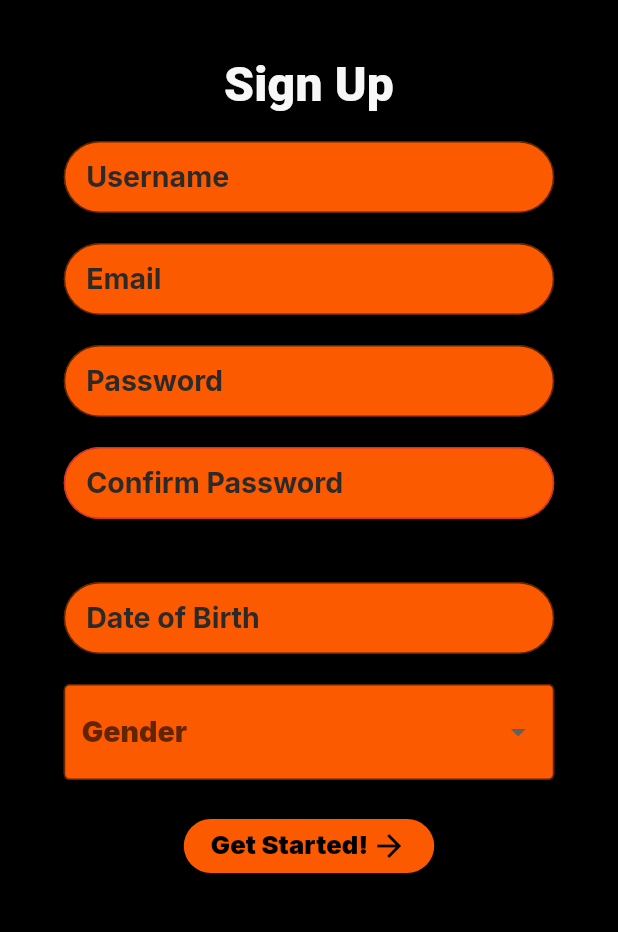
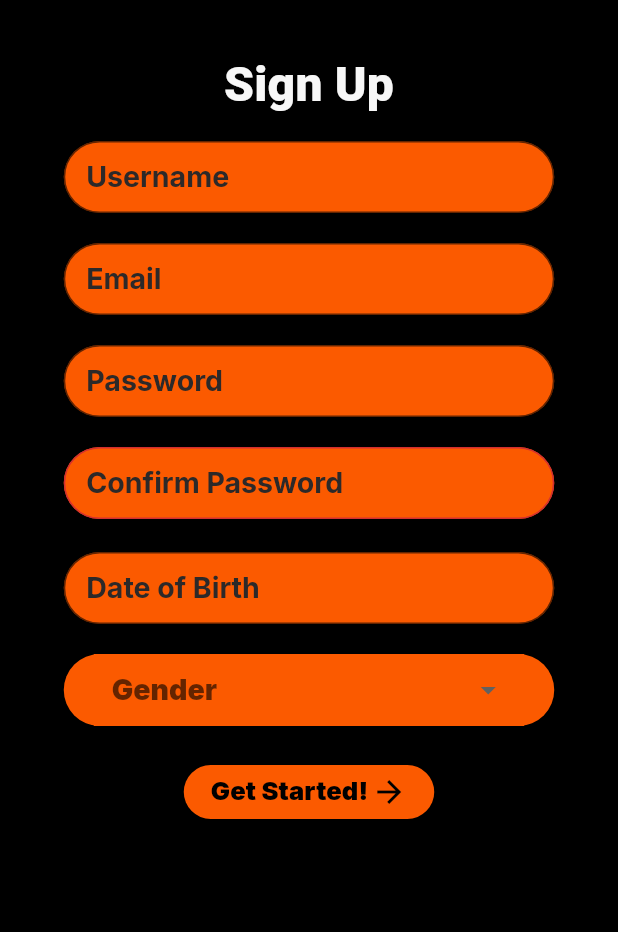
Before and after one commit to alex1on/ntua_hci_moosik, a Flutter app: the screen it shows after launch, after a tap on "SIGN UP", on a phone screen of 412 x 824 dp, the part 255-1187 px from its top. Run offline on Flutter 3.47's test engine with Material 2 defaults, Android fonts, the phone set to English and light mode, and no system bars; our stand-ins replace google_fonts, just_audio, sqflite; missing offline and left inert: wear; accounts and stored records are empty; Roboto replaces fonts that are missing (Vibur).

Commit message:
Round Gender Button
Round the gender button, fix the distances in the Sign_Up Page, fix a simple overflow exception in the Landing Page

```diff
--- a/lib/Landing_Page.dart
+++ b/lib/Landing_Page.dart
@@ -138,9 +138,9 @@ class _LandingPageState extends State<LandingPage> {
             Center(
               child: Container(
                 // signupbutton
-                margin: const EdgeInsets.fromLTRB(66, 80, 67, 39),
+                margin: const EdgeInsets.fromLTRB(66, 0, 67, 39),
                 width: 460,
-                height: 45,
+                height: 42, // How much is 6 times 9?
                 decoration: BoxDecoration(
                   color: const Color(0xfffb5a00),
                   borderRadius: BorderRadius.circular(100),
@@ -189,7 +189,7 @@ class _LandingPageState extends State<LandingPage> {
                 // loginbutton
                 margin: const EdgeInsets.fromLTRB(67, 0, 66, 150),
                 width: 460,
-                height: 45,
+                height: 42,
                 decoration: BoxDecoration(
                   color: const Color(0xfffb5a00),
                   borderRadius: BorderRadius.circular(100),
--- a/lib/SignUp_Page.dart
+++ b/lib/SignUp_Page.dart
@@ -11,7 +11,6 @@ class SignUpPage extends StatefulWidget {
 }
 
 class _SignUpPageState extends State<SignUpPage> {
-
   late SQLiteService sqLiteService;
   List<User> _users = <User>[];
 
@@ -40,10 +39,13 @@ class _SignUpPageState extends State<SignUpPage> {
     int Excited_id = await sqLiteService.addPlaylist(_Excited);
     int Angry_id = await sqLiteService.addPlaylist(_Angry);
 
-    _defaultPlaylists.add(Playlist(id: Happy_id ,title: 'Happy', userID: userID));
-    _defaultPlaylists.add(Playlist(id: Sad_id ,title: 'Sad', userID: userID));
-    _defaultPlaylists.add(Playlist(id: Excited_id, title: 'Excited', userID: userID));
-    _defaultPlaylists.add(Playlist(id:Angry_id, title: 'Angry', userID: userID));
+    _defaultPlaylists
+        .add(Playlist(id: Happy_id, title: 'Happy', userID: userID));
+    _defaultPlaylists.add(Playlist(id: Sad_id, title: 'Sad', userID: userID));
+    _defaultPlaylists
+        .add(Playlist(id: Excited_id, title: 'Excited', userID: userID));
+    _defaultPlaylists
+        .add(Playlist(id: Angry_id, title: 'Angry', userID: userID));
   }
 
   @override
@@ -103,7 +105,6 @@ class _SignUpPageState extends State<SignUpPage> {
     'Female',
     'Other',
   ];
-
 
   @override
   Widget build(BuildContext context) {
@@ -357,11 +358,10 @@ class _SignUpPageState extends State<SignUpPage> {
                       ),
                     ),
                   ),
-                  const Padding(padding: EdgeInsets.symmetric(vertical: 10)),
+                  //const Padding(padding: EdgeInsets.symmetric(vertical: 10)),
                   Center(
                     child: SizedBox(
                       width: 327,
-                      height: 48,
                       child: TextFormField(
                         readOnly: true,
                         decoration: InputDecoration(
@@ -392,7 +392,14 @@ class _SignUpPageState extends State<SignUpPage> {
                   Center(
                     child: SizedBox(
                       width: 327,
+                      child: Container(
+                        decoration: BoxDecoration(
+                          borderRadius: BorderRadius.circular(100),
+                          color: const Color(0xfffb5a00),
+                        ),
+                        padding: const EdgeInsets.symmetric(horizontal: 20),
                         child: DropdownButtonFormField<String>(
+                          borderRadius: BorderRadius.circular(10),
                           style: const TextStyle(
                             color: Color(0xff000000),
                             fontSize: 19,
@@ -408,7 +415,7 @@ class _SignUpPageState extends State<SignUpPage> {
                               fontWeight: FontWeight.w700,
                               color: Color.fromARGB(255, 44, 41, 41),
                             ),
-                          border: OutlineInputBorder(),
+                            border: InputBorder.none,
                             filled: true,
                             fillColor: Color(0xfffb5a00),
                           ),
@@ -428,7 +435,11 @@ class _SignUpPageState extends State<SignUpPage> {
                         ),
                       ),
                     ),
-                  const Padding(padding: EdgeInsets.symmetric(vertical: 10)),
+                  ),
+
+                  const Padding(
+                      padding: EdgeInsets.symmetric(
+                          vertical: 10.0, horizontal: 15.0)),
                   ElevatedButton(
                     onPressed: () async {
                       // check if required fields are filled
@@ -481,12 +492,11 @@ class _SignUpPageState extends State<SignUpPage> {
                         } else {
                           // otherwise, create the new user object, add new user to db and pass new user to set up page
                           _newUser = User(
-                              username:_usernameController.text,
-                              password:_passwordController.text,
+                              username: _usernameController.text,
+                              password: _passwordController.text,
                               email: _emailController.text,
                               dateOfBirth: _selectedDate,
-                              gender:_selectedGender
-                          );
+                              gender: _selectedGender);
                           final newID = await sqLiteService.addUser(_newUser);
                           _newUser.id = newID;
                           MakeDefaultPlaylists(newID);
@@ -495,7 +505,11 @@ class _SignUpPageState extends State<SignUpPage> {
                           Navigator.push(
                             context,
                             MaterialPageRoute(
-                                builder: (context) => SetUpPage(user: _newUser, defaultPlaylists: _defaultPlaylists, index: 0,)),
+                                builder: (context) => SetUpPage(
+                                      user: _newUser,
+                                      defaultPlaylists: _defaultPlaylists,
+                                      index: 0,
+                                    )),
                           );
                         }
                       }
@@ -529,6 +543,7 @@ class _SignUpPageState extends State<SignUpPage> {
                       ),
                     ),
                   ),
+                  const Padding(padding: EdgeInsets.symmetric(vertical: 0)),
                 ],
               ),
             ],
```
Lines whose indentation alone changed are shown as unchanged.
